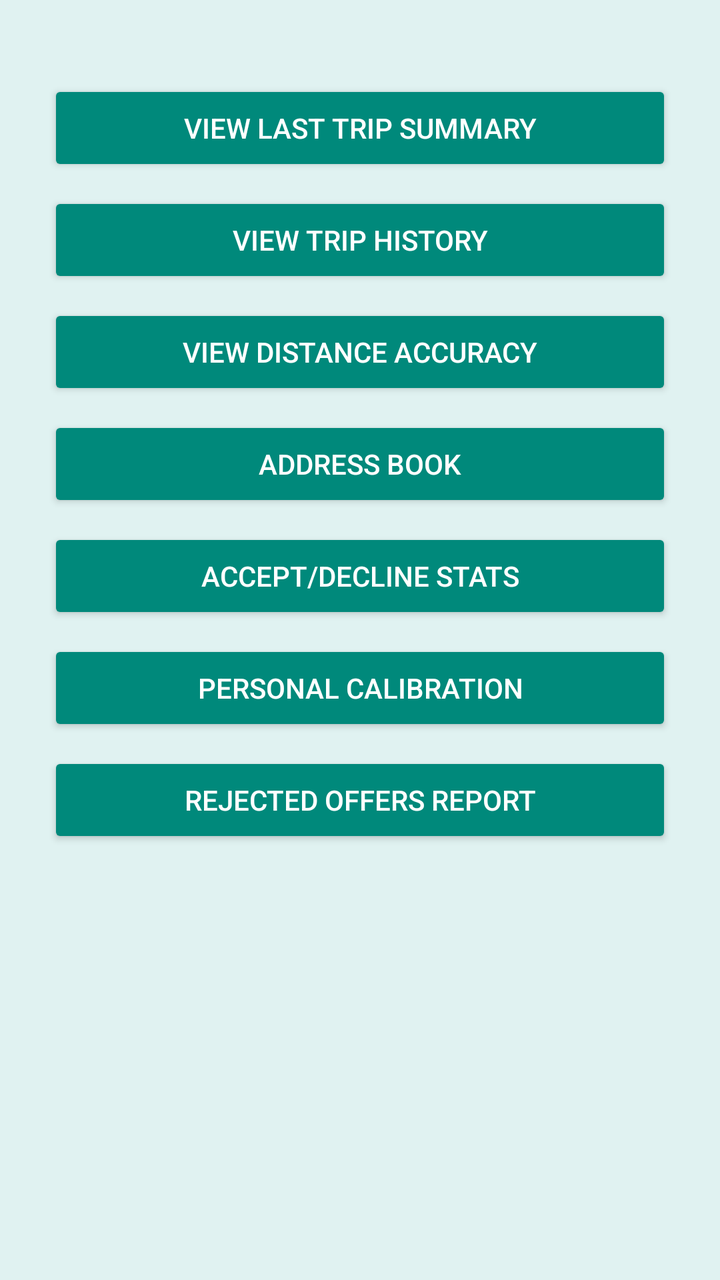
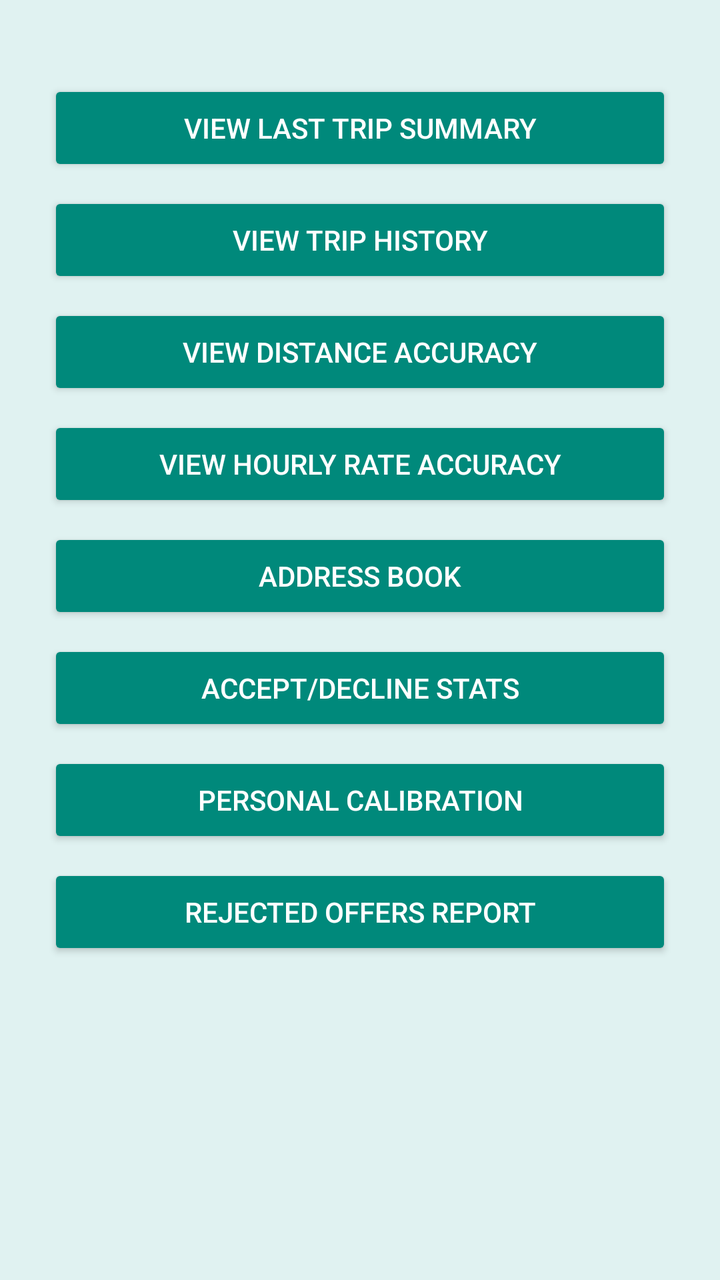

Two renders of the same Android screen: before a commit and after it. Below are the layout's source before the change and the commit's diff.
<!-- AndroidManifest.xml: activity theme Theme.DasherMonitor.TripHistory -->
<!-- res/layout/activity_trip_history.xml -->
<?xml version="1.0" encoding="utf-8"?>
<ScrollView xmlns:android="http://schemas.android.com/apk/res/android"
    android:layout_width="match_parent"
    android:layout_height="match_parent"
    android:background="@color/trip_history_teal_light">

<LinearLayout
    android:layout_width="match_parent"
    android:layout_height="wrap_content"
    android:orientation="vertical"
    android:gravity="center_horizontal"
    android:padding="24dp">

    <Button
        android:id="@+id/viewSummaryButton"
        android:backgroundTint="?attr/colorPrimary"
        android:textColor="#FFFFFF"
        android:layout_width="match_parent"
        android:layout_height="wrap_content"
        android:layout_marginTop="16dp"
        android:text="@string/view_last_trip_summary" />

    <Button
        android:id="@+id/viewTripHistoryButton"
        android:backgroundTint="?attr/colorPrimary"
        android:textColor="#FFFFFF"
        android:layout_width="match_parent"
        android:layout_height="wrap_content"
        android:layout_marginTop="8dp"
        android:text="@string/view_trip_history" />

    <Button
        android:id="@+id/viewDistanceAccuracyButton"
        android:backgroundTint="?attr/colorPrimary"
        android:textColor="#FFFFFF"
        android:layout_width="match_parent"
        android:layout_height="wrap_content"
        android:layout_marginTop="8dp"
        android:text="@string/view_distance_accuracy" />

    <Button
        android:id="@+id/addressBookButton"
        android:backgroundTint="?attr/colorPrimary"
        android:textColor="#FFFFFF"
        android:layout_width="match_parent"
        android:layout_height="wrap_content"
        android:layout_marginTop="8dp"
        android:text="@string/address_book" />

    <Button
        android:id="@+id/acceptanceStatsButton"
        android:backgroundTint="?attr/colorPrimary"
        android:textColor="#FFFFFF"
        android:layout_width="match_parent"
        android:layout_height="wrap_content"
        android:layout_marginTop="8dp"
        android:text="@string/acceptance_stats" />

    <Button
        android:id="@+id/personalCalibrationButton"
        android:backgroundTint="?attr/colorPrimary"
        android:textColor="#FFFFFF"
        android:layout_width="match_parent"
        android:layout_height="wrap_content"
        android:layout_marginTop="8dp"
        android:text="@string/personal_calibration" />

    <Button
        android:id="@+id/rejectedOffersReportButton"
        android:backgroundTint="?attr/colorPrimary"
        android:textColor="#FFFFFF"
        android:layout_width="match_parent"
        android:layout_height="wrap_content"
        android:layout_marginTop="8dp"
        android:text="@string/rejected_offers_report" />

</LinearLayout>
</ScrollView>
<!-- resources referenced by this layout -->
<resources>
  <color name="trip_history_teal_light">#E0F2F1</color>
  <string name="acceptance_stats">Accept/Decline Stats</string>
  <string name="address_book">Address Book</string>
  <string name="personal_calibration">Personal Calibration</string>
  <string name="rejected_offers_report">Rejected Offers Report</string>
  <string name="view_distance_accuracy">View Distance Accuracy</string>
  <string name="view_last_trip_summary">View Last Trip Summary</string>
  <string name="view_trip_history">View Trip History</string>
  <style name="Theme.DasherMonitor.TripHistory">
          <item name="colorPrimary">@color/trip_history_teal</item>
          <item name="colorPrimaryDark">@color/trip_history_teal_dark</item>
          <item name="colorAccent">@color/trip_history_teal</item>
      </style>
  <color name="trip_history_teal">#00897B</color>
  <color name="trip_history_teal_dark">#00695C</color>
</resources>

<!-- the commit's change to res/layout/activity_trip_history.xml (unified diff, before → after) -->
@@ -39,6 +39,15 @@
         android:text="@string/view_distance_accuracy" />
 
     <Button
+        android:id="@+id/viewHourlyRateAccuracyButton"
+        android:backgroundTint="?attr/colorPrimary"
+        android:textColor="#FFFFFF"
+        android:layout_width="match_parent"
+        android:layout_height="wrap_content"
+        android:layout_marginTop="8dp"
+        android:text="@string/view_hourly_rate_accuracy" />
+
+    <Button
         android:id="@+id/addressBookButton"
         android:backgroundTint="?attr/colorPrimary"
         android:textColor="#FFFFFF"
<!-- resource entries referenced after the edit -->
@@ -6,6 +6,7 @@
   <string name="personal_calibration">Personal Calibration</string>
   <string name="rejected_offers_report">Rejected Offers Report</string>
   <string name="view_distance_accuracy">View Distance Accuracy</string>
+  <string name="view_hourly_rate_accuracy">View Hourly Rate Accuracy</string>
   <string name="view_last_trip_summary">View Last Trip Summary</string>
   <string name="view_trip_history">View Trip History</string>
   <style name="Theme.DasherMonitor.TripHistory">
